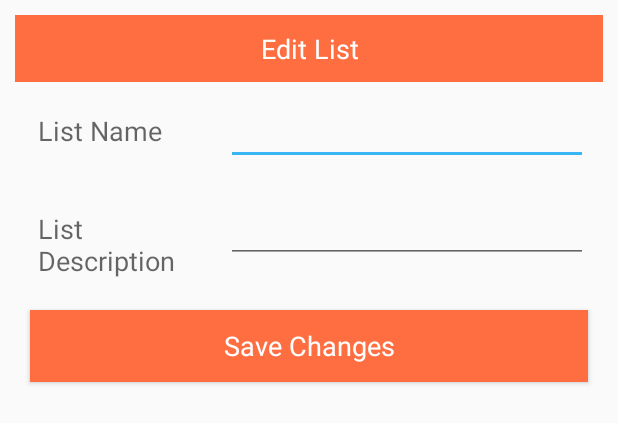
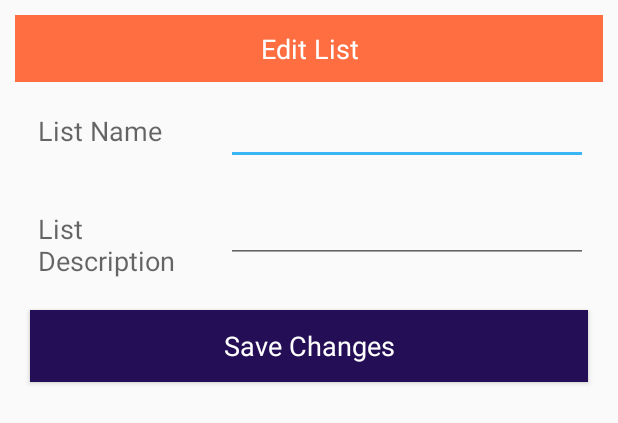
Before and after one commit to Seshmi/Seshmi-Alpha-Girls-WalletCal-Income-App-, an Android app: the layout update_list.xml on its own in the app's theme, with its tools: preview values and no code run, on a phone screen of 412 x 824 dp. Shown: the top 423 px of the screen. Run offline under Robolectric (Android 15) with nearby library versions, the phone set to English and light mode, and no system bars; Roboto replaces fonts that are not available here.

```diff
--- a/app/src/main/res/layout/update_list.xml
+++ b/app/src/main/res/layout/update_list.xml
@@ -136,7 +136,7 @@
                         android:layout_marginEnd="10dp"
                         android:layout_marginRight="10dp"
                         android:layout_marginBottom="10dp"
-                        android:background="@color/theme_list"
+                        android:background="@color/theme_debt"
                         android:text="@string/save_cahnges_btn_lab"
                         android:textAppearance="@style/TextAppearance.AppCompat.Medium"
                         android:textColor="@android:color/white" />
```
